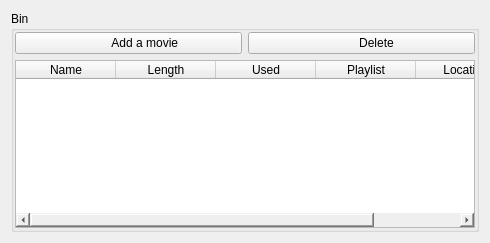
cinemaouvert/OPP, file src/binwidget.ui: the form before one commit.
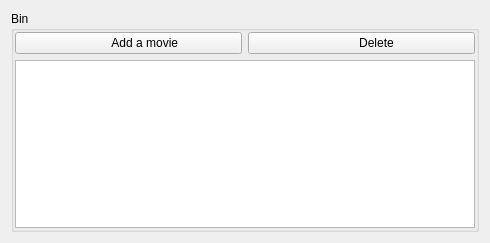
The form after the commit. Icons and pictures are not drawn.

Commit message: done bin ui with model/view

The edit to the form file:
```diff
--- a/src/binwidget.ui
+++ b/src/binwidget.ui
@@ -56,53 +56,19 @@
        </layout>
       </item>
       <item>
-       <widget class="QTableWidget" name="mediaListTableWidget">
-        <property name="contextMenuPolicy">
-         <enum>Qt::DefaultContextMenu</enum>
+       <widget class="QTableView" name="mediaTableView">
+        <property name="editTriggers">
+         <set>QAbstractItemView::SelectedClicked</set>
         </property>
         <property name="selectionBehavior">
          <enum>QAbstractItemView::SelectRows</enum>
         </property>
-        <property name="columnCount">
-         <number>5</number>
-        </property>
-        <attribute name="horizontalHeaderVisible">
-         <bool>true</bool>
-        </attribute>
-        <attribute name="horizontalHeaderCascadingSectionResizes">
-         <bool>false</bool>
-        </attribute>
         <attribute name="horizontalHeaderStretchLastSection">
          <bool>true</bool>
         </attribute>
         <attribute name="verticalHeaderVisible">
          <bool>false</bool>
         </attribute>
-        <column>
-         <property name="text">
-          <string>Name</string>
-         </property>
-        </column>
-        <column>
-         <property name="text">
-          <string>Length</string>
-         </property>
-        </column>
-        <column>
-         <property name="text">
-          <string>Used</string>
-         </property>
-        </column>
-        <column>
-         <property name="text">
-          <string>Playlist</string>
-         </property>
-        </column>
-        <column>
-         <property name="text">
-          <string>Location</string>
-         </property>
-        </column>
        </widget>
       </item>
      </layout>
```
Left out of the diff: 15 changed lines with no effect on the pictures. The commit also changes 7 other files.
